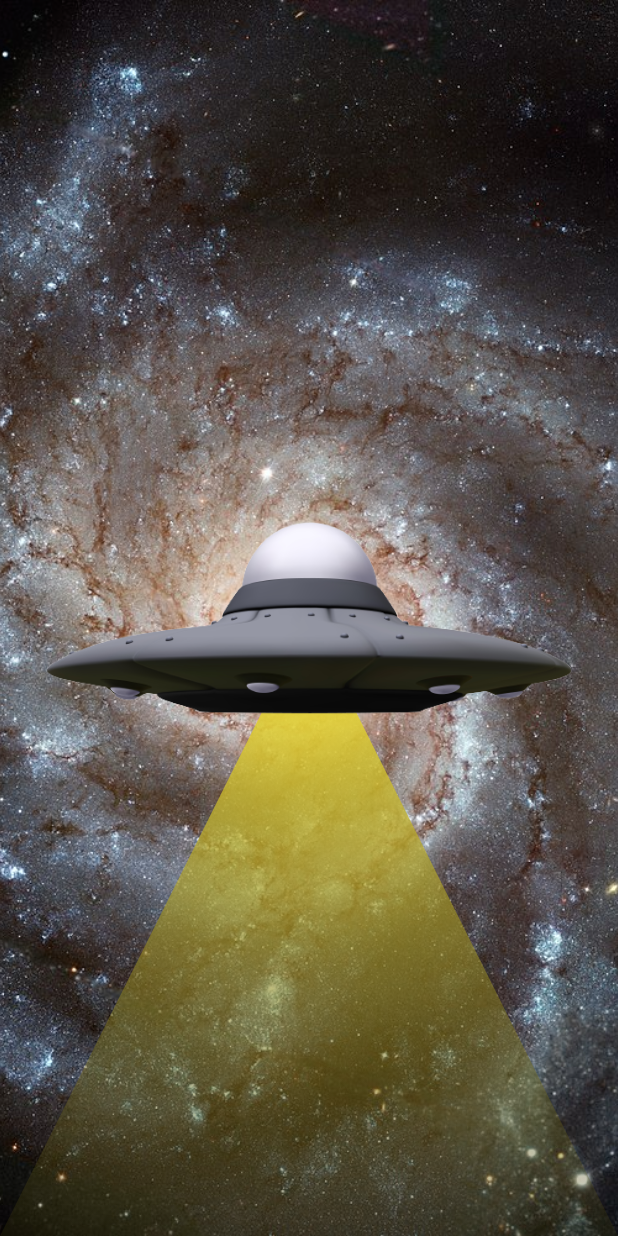
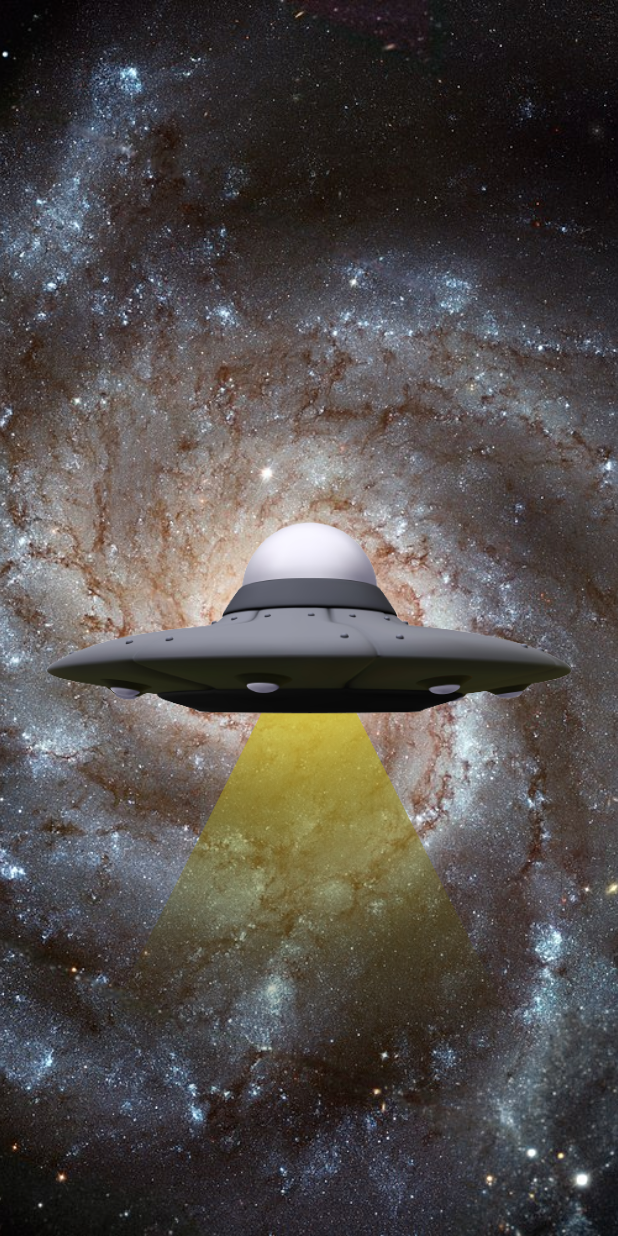
Before and after one commit to Tosin8/animation_playlist, a Flutter app: the screen it shows after launch, on a phone screen of 412 x 824 dp. Run offline on Flutter 3.47's test engine with Material 2 defaults, Android fonts, the phone set to English and light mode, and no system bars; our stand-ins replace avatar_glow, blurrycontainer.

```diff
--- a/lib/explicit_animation/space_ship.dart
+++ b/lib/explicit_animation/space_ship.dart
@@ -7,19 +7,26 @@ class Space_Ship extends StatefulWidget {
   State<Space_Ship> createState() => _Space_ShipState();
 }
 
-class _Space_ShipState extends State<Space_Ship> {
+class _Space_ShipState extends State<Space_Ship>
+    with SingleTickerProviderStateMixin {
   final Image Galaxy =
       Image.asset('assets/images/galaxy.jpg', fit: BoxFit.cover);
   final Image SpaceShip = Image.asset('assets/images/spaceship.png');
+
+  late AnimationController _animationController;
 
   @override
   void initState() {
     // TODO: implement initState
     super.initState();
+    _animationController =
+        AnimationController(duration: Duration(seconds: 5), vsync: this)
+          ..repeat();
   }
 
   @override
   void dispose() {
+    _animationController.dispose();
     super.dispose();
   }
 
@@ -32,7 +39,10 @@ class _Space_ShipState extends State<Space_Ship> {
               width: MediaQuery.of(context).size.width,
               height: MediaQuery.of(context).size.height,
               child: Galaxy),
-          ClipPath(
+          AnimatedBuilder(
+              animation: _animationController,
+              builder: (_, __) {
+                return ClipPath(
                   clipper: BeamClipper(),
                   child: Container(
                       height: 1000,
@@ -40,8 +50,12 @@ class _Space_ShipState extends State<Space_Ship> {
                           gradient: RadialGradient(radius: 1.5, colors: [
                         Colors.yellow,
                         Colors.transparent,
+                      ], stops: [
+                        0,
+                        _animationController.value
                       ]))),
-          ),
+                );
+              }),
           SpaceShip
         ]),
       ),
```
Lines whose indentation alone changed are shown as unchanged.
